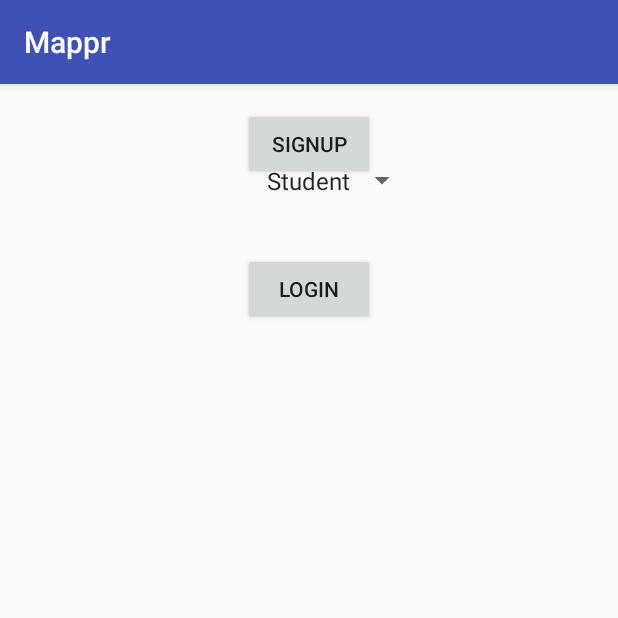
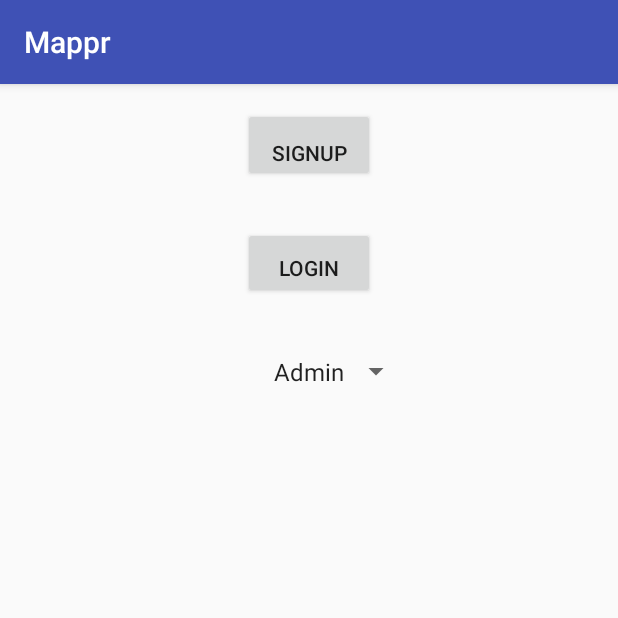
Before and after one commit to AnvilCode/Mappr, an Android app: the screen it shows after launch (MainActivity), on a phone screen of 412 x 824 dp, the top half of it. Run offline under Robolectric (Android 15) with nearby library versions, the phone set to English and light mode, and no system bars.

Commit message:
Admin Activity

```diff
--- a/app/src/main/java/com/anvil/mappr/MainActivity.java
+++ b/app/src/main/java/com/anvil/mappr/MainActivity.java
@@ -3,13 +3,24 @@ package com.anvil.mappr;
 import android.support.v7.app.AppCompatActivity;
 import android.os.Bundle;
 import android.support.v7.widget.Toolbar;
+import android.widget.Spinner;
+
+import java.util.List;
 
 public class MainActivity extends AppCompatActivity {
-
+    Find expert=new Find();
     @Override
     protected void onCreate(Bundle savedInstanceState) {
         super.onCreate(savedInstanceState);
         setContentView(R.layout.activity_main);
 
     }
+    public void signup(){
+        Spinner sign=(Spinner)findViewById(R.id.spinner);
+        String signupas = String.valueOf(sign.getSelectedItem());
+        List<String> brandsList = expert.getFruits(signupas);
+
+
+
+    }
 }
--- a/app/src/main/res/layout/activity_main.xml
+++ b/app/src/main/res/layout/activity_main.xml
@@ -10,11 +10,13 @@
     tools:context="com.anvil.mappr.MainActivity">
 
 <Button
+    android:paddingTop="20dp"
     android:layout_width="wrap_content"
     android:layout_height="wrap_content"
     android:layout_centerHorizontal="true"
     android:text="Signup"
     android:id="@+id/signup"
+    android:onClick="sign"
     />
     <Spinner
         android:layout_width="wrap_content"
@@ -24,13 +26,18 @@
         android:layout_centerHorizontal="true"
         android:padding="37dp"
         android:entries="@array/signup_as"
+        android:layout_below="@+id/login"
         ></Spinner>
     <Button
+        android:layout_marginTop="30dp"
+        android:id="@+id/login"
         android:layout_width="wrap_content"
+        android:paddingTop="16dp"
         android:layout_height="wrap_content"
-        android:layout_below="@+id/spinner"
+        android:layout_below="@+id/signup"
         android:layout_centerHorizontal="true"
         android:text="Login"
+        android:onClick="log"
         />
 
 </RelativeLayout>
--- a/app/src/main/res/values/strings.xml
+++ b/app/src/main/res/values/strings.xml
@@ -1,9 +1,11 @@
 <resources>
     <string name="app_name">Mappr</string>
     <string-array name="signup_as">
+        <item>Admin</item>
         <item>Student</item>
         <item>Teacher</item>
-        <item>Instute</item>
         <item>Parent</item>
+        <item>Institute</item>
+
     </string-array>
 </resources>
```
Also changed, not shown: app/src/main/java/com/anvil/mappr/Find.java (added, +30 -0 lines).
